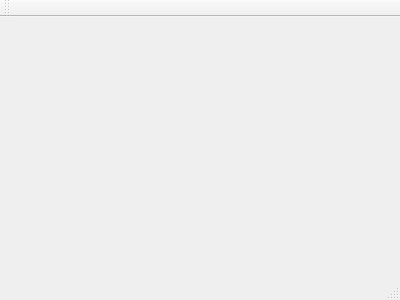
Qt form LoLUpdater/mainwindow.ui (sdlylshl/LoLUpdater) before a commit.
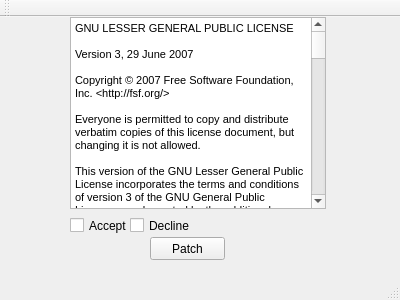
The same form after that commit.

Commit message: Basic design: Licence + button

Diff of the .ui file:
```diff
--- a/LoLUpdater/mainwindow.ui
+++ b/LoLUpdater/mainwindow.ui
@@ -12,13 +12,149 @@
   <property name="windowTitle" >
    <string>MainWindow</string>
   </property>
-  <widget class="QMenuBar" name="menuBar" />
-  <widget class="QToolBar" name="mainToolBar" />
-  <widget class="QWidget" name="centralWidget" />
-  <widget class="QStatusBar" name="statusBar" />
+  <widget class="QWidget" name="centralWidget">
+   <widget class="QPushButton" name="pushButton">
+    <property name="geometry">
+     <rect>
+      <x>150</x>
+      <y>220</y>
+      <width>75</width>
+      <height>23</height>
+     </rect>
+    </property>
+    <property name="text">
+     <string>Patch</string>
+    </property>
+   </widget>
+   <widget class="QTextBrowser" name="textBrowser">
+    <property name="geometry">
+     <rect>
+      <x>70</x>
+      <y>0</y>
+      <width>256</width>
+      <height>192</height>
+     </rect>
+    </property>
+    <property name="html">
+     <string>&lt;!DOCTYPE HTML PUBLIC &quot;-//W3C//DTD HTML 4.0//EN&quot; &quot;http://www.w3.org/TR/REC-html40/strict.dtd&quot;&gt;
+&lt;html&gt;&lt;head&gt;&lt;meta name=&quot;qrichtext&quot; content=&quot;1&quot; /&gt;&lt;style type=&quot;text/css&quot;&gt;
+p, li { white-space: pre-wrap; }
+&lt;/style&gt;&lt;/head&gt;&lt;body style=&quot; font-family:'MS Shell Dlg 2'; font-size:8.25pt; font-weight:400; font-style:normal;&quot;&gt;
+&lt;p style=&quot; margin-top:0px; margin-bottom:0px; margin-left:0px; margin-right:0px; -qt-block-indent:0; text-indent:0px;&quot;&gt;GNU LESSER GENERAL PUBLIC LICENSE&lt;/p&gt;
+&lt;p style=&quot;-qt-paragraph-type:empty; margin-top:0px; margin-bottom:0px; margin-left:0px; margin-right:0px; -qt-block-indent:0; text-indent:0px;&quot;&gt;&lt;br /&gt;&lt;/p&gt;
+&lt;p style=&quot; margin-top:0px; margin-bottom:0px; margin-left:0px; margin-right:0px; -qt-block-indent:0; text-indent:0px;&quot;&gt;Version 3, 29 June 2007&lt;/p&gt;
+&lt;p style=&quot;-qt-paragraph-type:empty; margin-top:0px; margin-bottom:0px; margin-left:0px; margin-right:0px; -qt-block-indent:0; text-indent:0px;&quot;&gt;&lt;br /&gt;&lt;/p&gt;
+&lt;p style=&quot; margin-top:0px; margin-bottom:0px; margin-left:0px; margin-right:0px; -qt-block-indent:0; text-indent:0px;&quot;&gt;Copyright © 2007 Free Software Foundation, Inc. &amp;lt;http://fsf.org/&amp;gt;&lt;/p&gt;
+&lt;p style=&quot;-qt-paragraph-type:empty; margin-top:0px; margin-bottom:0px; margin-left:0px; margin-right:0px; -qt-block-indent:0; text-indent:0px;&quot;&gt;&lt;br /&gt;&lt;/p&gt;
+&lt;p style=&quot; margin-top:0px; margin-bottom:0px; margin-left:0px; margin-right:0px; -qt-block-indent:0; text-indent:0px;&quot;&gt;Everyone is permitted to copy and distribute verbatim copies of this license document, but changing it is not allowed.&lt;/p&gt;
+&lt;p style=&quot;-qt-paragraph-type:empty; margin-top:0px; margin-bottom:0px; margin-left:0px; margin-right:0px; -qt-block-indent:0; text-indent:0px;&quot;&gt;&lt;br /&gt;&lt;/p&gt;
+&lt;p style=&quot; margin-top:0px; margin-bottom:0px; margin-left:0px; margin-right:0px; -qt-block-indent:0; text-indent:0px;&quot;&gt;This version of the GNU Lesser General Public License incorporates the terms and conditions of version 3 of the GNU General Public License, supplemented by the additional permissions listed below.&lt;/p&gt;
+&lt;p style=&quot; margin-top:0px; margin-bottom:0px; margin-left:0px; margin-right:0px; -qt-block-indent:0; text-indent:0px;&quot;&gt;0. Additional Definitions.&lt;/p&gt;
+&lt;p style=&quot;-qt-paragraph-type:empty; margin-top:0px; margin-bottom:0px; margin-left:0px; margin-right:0px; -qt-block-indent:0; text-indent:0px;&quot;&gt;&lt;br /&gt;&lt;/p&gt;
+&lt;p style=&quot; margin-top:0px; margin-bottom:0px; margin-left:0px; margin-right:0px; -qt-block-indent:0; text-indent:0px;&quot;&gt;As used herein, “this License” refers to version 3 of the GNU Lesser General Public License, and the “GNU GPL” refers to version 3 of the GNU General Public License.&lt;/p&gt;
+&lt;p style=&quot;-qt-paragraph-type:empty; margin-top:0px; margin-bottom:0px; margin-left:0px; margin-right:0px; -qt-block-indent:0; text-indent:0px;&quot;&gt;&lt;br /&gt;&lt;/p&gt;
+&lt;p style=&quot; margin-top:0px; margin-bottom:0px; margin-left:0px; margin-right:0px; -qt-block-indent:0; text-indent:0px;&quot;&gt;“The Library” refers to a covered work governed by this License, other than an Application or a Combined Work as defined below.&lt;/p&gt;
+&lt;p style=&quot;-qt-paragraph-type:empty; margin-top:0px; margin-bottom:0px; margin-left:0px; margin-right:0px; -qt-block-indent:0; text-indent:0px;&quot;&gt;&lt;br /&gt;&lt;/p&gt;
+&lt;p style=&quot; margin-top:0px; margin-bottom:0px; margin-left:0px; margin-right:0px; -qt-block-indent:0; text-indent:0px;&quot;&gt;An “Application” is any work that makes use of an interface provided by the Library, but which is not otherwise based on the Library. Defining a subclass of a class defined by the Library is deemed a mode of using an interface provided by the Library.&lt;/p&gt;
+&lt;p style=&quot;-qt-paragraph-type:empty; margin-top:0px; margin-bottom:0px; margin-left:0px; margin-right:0px; -qt-block-indent:0; text-indent:0px;&quot;&gt;&lt;br /&gt;&lt;/p&gt;
+&lt;p style=&quot; margin-top:0px; margin-bottom:0px; margin-left:0px; margin-right:0px; -qt-block-indent:0; text-indent:0px;&quot;&gt;A “Combined Work” is a work produced by combining or linking an Application with the Library. The particular version of the Library with which the Combined Work was made is also called the “Linked Version”.&lt;/p&gt;
+&lt;p style=&quot;-qt-paragraph-type:empty; margin-top:0px; margin-bottom:0px; margin-left:0px; margin-right:0px; -qt-block-indent:0; text-indent:0px;&quot;&gt;&lt;br /&gt;&lt;/p&gt;
+&lt;p style=&quot; margin-top:0px; margin-bottom:0px; margin-left:0px; margin-right:0px; -qt-block-indent:0; text-indent:0px;&quot;&gt;The “Minimal Corresponding Source” for a Combined Work means the Corresponding Source for the Combined Work, excluding any source code for portions of the Combined Work that, considered in isolation, are based on the Application, and not on the Linked Version.&lt;/p&gt;
+&lt;p style=&quot;-qt-paragraph-type:empty; margin-top:0px; margin-bottom:0px; margin-left:0px; margin-right:0px; -qt-block-indent:0; text-indent:0px;&quot;&gt;&lt;br /&gt;&lt;/p&gt;
+&lt;p style=&quot; margin-top:0px; margin-bottom:0px; margin-left:0px; margin-right:0px; -qt-block-indent:0; text-indent:0px;&quot;&gt;The “Corresponding Application Code” for a Combined Work means the object code and/or source code for the Application, including any data and utility programs needed for reproducing the Combined Work from the Application, but excluding the System Libraries of the Combined Work.&lt;/p&gt;
+&lt;p style=&quot; margin-top:0px; margin-bottom:0px; margin-left:0px; margin-right:0px; -qt-block-indent:0; text-indent:0px;&quot;&gt;1. Exception to Section 3 of the GNU GPL.&lt;/p&gt;
+&lt;p style=&quot;-qt-paragraph-type:empty; margin-top:0px; margin-bottom:0px; margin-left:0px; margin-right:0px; -qt-block-indent:0; text-indent:0px;&quot;&gt;&lt;br /&gt;&lt;/p&gt;
+&lt;p style=&quot; margin-top:0px; margin-bottom:0px; margin-left:0px; margin-right:0px; -qt-block-indent:0; text-indent:0px;&quot;&gt;You may convey a covered work under sections 3 and 4 of this License without being bound by section 3 of the GNU GPL.&lt;/p&gt;
+&lt;p style=&quot; margin-top:0px; margin-bottom:0px; margin-left:0px; margin-right:0px; -qt-block-indent:0; text-indent:0px;&quot;&gt;2. Conveying Modified Versions.&lt;/p&gt;
+&lt;p style=&quot;-qt-paragraph-type:empty; margin-top:0px; margin-bottom:0px; margin-left:0px; margin-right:0px; -qt-block-indent:0; text-indent:0px;&quot;&gt;&lt;br /&gt;&lt;/p&gt;
+&lt;p style=&quot; margin-top:0px; margin-bottom:0px; margin-left:0px; margin-right:0px; -qt-block-indent:0; text-indent:0px;&quot;&gt;If you modify a copy of the Library, and, in your modifications, a facility refers to a function or data to be supplied by an Application that uses the facility (other than as an argument passed when the facility is invoked), then you may convey a copy of the modified version:&lt;/p&gt;
+&lt;p style=&quot;-qt-paragraph-type:empty; margin-top:0px; margin-bottom:0px; margin-left:0px; margin-right:0px; -qt-block-indent:0; text-indent:0px;&quot;&gt;&lt;br /&gt;&lt;/p&gt;
+&lt;p style=&quot; margin-top:0px; margin-bottom:0px; margin-left:0px; margin-right:0px; -qt-block-indent:0; text-indent:0px;&quot;&gt;    a) under this License, provided that you make a good faith effort to ensure that, in the event an Application does not supply the function or data, the facility still operates, and performs whatever part of its purpose remains meaningful, or&lt;/p&gt;
+&lt;p style=&quot; margin-top:0px; margin-bottom:0px; margin-left:0px; margin-right:0px; -qt-block-indent:0; text-indent:0px;&quot;&gt;    b) under the GNU GPL, with none of the additional permissions of this License applicable to that copy.&lt;/p&gt;
+&lt;p style=&quot;-qt-paragraph-type:empty; margin-top:0px; margin-bottom:0px; margin-left:0px; margin-right:0px; -qt-block-indent:0; text-indent:0px;&quot;&gt;&lt;br /&gt;&lt;/p&gt;
+&lt;p style=&quot; margin-top:0px; margin-bottom:0px; margin-left:0px; margin-right:0px; -qt-block-indent:0; text-indent:0px;&quot;&gt;3. Object Code Incorporating Material from Library Header Files.&lt;/p&gt;
+&lt;p style=&quot;-qt-paragraph-type:empty; margin-top:0px; margin-bottom:0px; margin-left:0px; margin-right:0px; -qt-block-indent:0; text-indent:0px;&quot;&gt;&lt;br /&gt;&lt;/p&gt;
+&lt;p style=&quot; margin-top:0px; margin-bottom:0px; margin-left:0px; margin-right:0px; -qt-block-indent:0; text-indent:0px;&quot;&gt;The object code form of an Application may incorporate material from a header file that is part of the Library. You may convey such object code under terms of your choice, provided that, if the incorporated material is not limited to numerical parameters, data structure layouts and accessors, or small macros, inline functions and templates (ten or fewer lines in length), you do both of the following:&lt;/p&gt;
+&lt;p style=&quot;-qt-paragraph-type:empty; margin-top:0px; margin-bottom:0px; margin-left:0px; margin-right:0px; -qt-block-indent:0; text-indent:0px;&quot;&gt;&lt;br /&gt;&lt;/p&gt;
+&lt;p style=&quot; margin-top:0px; margin-bottom:0px; margin-left:0px; margin-right:0px; -qt-block-indent:0; text-indent:0px;&quot;&gt;    a) Give prominent notice with each copy of the object code that the Library is used in it and that the Library and its use are covered by this License.&lt;/p&gt;
+&lt;p style=&quot; margin-top:0px; margin-bottom:0px; margin-left:0px; margin-right:0px; -qt-block-indent:0; text-indent:0px;&quot;&gt;    b) Accompany the object code with a copy of the GNU GPL and this license document.&lt;/p&gt;
+&lt;p style=&quot;-qt-paragraph-type:empty; margin-top:0px; margin-bottom:0px; margin-left:0px; margin-right:0px; -qt-block-indent:0; text-indent:0px;&quot;&gt;&lt;br /&gt;&lt;/p&gt;
+&lt;p style=&quot; margin-top:0px; margin-bottom:0px; margin-left:0px; margin-right:0px; -qt-block-indent:0; text-indent:0px;&quot;&gt;4. Combined Works.&lt;/p&gt;
+&lt;p style=&quot;-qt-paragraph-type:empty; margin-top:0px; margin-bottom:0px; margin-left:0px; margin-right:0px; -qt-block-indent:0; text-indent:0px;&quot;&gt;&lt;br /&gt;&lt;/p&gt;
+&lt;p style=&quot; margin-top:0px; margin-bottom:0px; margin-left:0px; margin-right:0px; -qt-block-indent:0; text-indent:0px;&quot;&gt;You may convey a Combined Work under terms of your choice that, taken together, effectively do not restrict modification of the portions of the Library contained in the Combined Work and reverse engineering for debugging such modifications, if you also do each of the following:&lt;/p&gt;
+&lt;p style=&quot;-qt-paragraph-type:empty; margin-top:0px; margin-bottom:0px; margin-left:0px; margin-right:0px; -qt-block-indent:0; text-indent:0px;&quot;&gt;&lt;br /&gt;&lt;/p&gt;
+&lt;p style=&quot; margin-top:0px; margin-bottom:0px; margin-left:0px; margin-right:0px; -qt-block-indent:0; text-indent:0px;&quot;&gt;    a) Give prominent notice with each copy of the Combined Work that the Library is used in it and that the Library and its use are covered by this License.&lt;/p&gt;
+&lt;p style=&quot; margin-top:0px; margin-bottom:0px; margin-left:0px; margin-right:0px; -qt-block-indent:0; text-indent:0px;&quot;&gt;    b) Accompany the Combined Work with a copy of the GNU GPL and this license document.&lt;/p&gt;
+&lt;p style=&quot; margin-top:0px; margin-bottom:0px; margin-left:0px; margin-right:0px; -qt-block-indent:0; text-indent:0px;&quot;&gt;    c) For a Combined Work that displays copyright notices during execution, include the copyright notice for the Library among these notices, as well as a reference directing the user to the copies of the GNU GPL and this license document.&lt;/p&gt;
+&lt;p style=&quot; margin-top:0px; margin-bottom:0px; margin-left:0px; margin-right:0px; -qt-block-indent:0; text-indent:0px;&quot;&gt;    d) Do one of the following:&lt;/p&gt;
+&lt;p style=&quot; margin-top:0px; margin-bottom:0px; margin-left:0px; margin-right:0px; -qt-block-indent:0; text-indent:0px;&quot;&gt;        0) Convey the Minimal Corresponding Source under the terms of this License, and the Corresponding Application Code in a form suitable for, and under terms that permit, the user to recombine or relink the Application with a modified version of the Linked Version to produce a modified Combined Work, in the manner specified by section 6 of the GNU GPL for conveying Corresponding Source.&lt;/p&gt;
+&lt;p style=&quot; margin-top:0px; margin-bottom:0px; margin-left:0px; margin-right:0px; -qt-block-indent:0; text-indent:0px;&quot;&gt;        1) Use a suitable shared library mechanism for linking with the Library. A suitable mechanism is one that (a) uses at run time a copy of the Library already present on the user's computer system, and (b) will operate properly with a modified version of the Library that is interface-compatible with the Linked Version.&lt;/p&gt;
+&lt;p style=&quot; margin-top:0px; margin-bottom:0px; margin-left:0px; margin-right:0px; -qt-block-indent:0; text-indent:0px;&quot;&gt;    e) Provide Installation Information, but only if you would otherwise be required to provide such information under section 6 of the GNU GPL, and only to the extent that such information is necessary to install and execute a modified version of the Combined Work produced by recombining or relinking the Application with a modified version of the Linked Version. (If you use option 4d0, the Installation Information must accompany the Minimal Corresponding Source and Corresponding Application Code. If you use option 4d1, you must provide the Installation Information in the manner specified by section 6 of the GNU GPL for conveying Corresponding Source.)&lt;/p&gt;
+&lt;p style=&quot;-qt-paragraph-type:empty; margin-top:0px; margin-bottom:0px; margin-left:0px; margin-right:0px; -qt-block-indent:0; text-indent:0px;&quot;&gt;&lt;br /&gt;&lt;/p&gt;
+&lt;p style=&quot; margin-top:0px; margin-bottom:0px; margin-left:0px; margin-right:0px; -qt-block-indent:0; text-indent:0px;&quot;&gt;5. Combined Libraries.&lt;/p&gt;
+&lt;p style=&quot;-qt-paragraph-type:empty; margin-top:0px; margin-bottom:0px; margin-left:0px; margin-right:0px; -qt-block-indent:0; text-indent:0px;&quot;&gt;&lt;br /&gt;&lt;/p&gt;
+&lt;p style=&quot; margin-top:0px; margin-bottom:0px; margin-left:0px; margin-right:0px; -qt-block-indent:0; text-indent:0px;&quot;&gt;You may place library facilities that are a work based on the Library side by side in a single library together with other library facilities that are not Applications and are not covered by this License, and convey such a combined library under terms of your choice, if you do both of the following:&lt;/p&gt;
+&lt;p style=&quot;-qt-paragraph-type:empty; margin-top:0px; margin-bottom:0px; margin-left:0px; margin-right:0px; -qt-block-indent:0; text-indent:0px;&quot;&gt;&lt;br /&gt;&lt;/p&gt;
+&lt;p style=&quot; margin-top:0px; margin-bottom:0px; margin-left:0px; margin-right:0px; -qt-block-indent:0; text-indent:0px;&quot;&gt;    a) Accompany the combined library with a copy of the same work based on the Library, uncombined with any other library facilities, conveyed under the terms of this License.&lt;/p&gt;
+&lt;p style=&quot; margin-top:0px; margin-bottom:0px; margin-left:0px; margin-right:0px; -qt-block-indent:0; text-indent:0px;&quot;&gt;    b) Give prominent notice with the combined library that part of it is a work based on the Library, and explaining where to find the accompanying uncombined form of the same work.&lt;/p&gt;
+&lt;p style=&quot;-qt-paragraph-type:empty; margin-top:0px; margin-bottom:0px; margin-left:0px; margin-right:0px; -qt-block-indent:0; text-indent:0px;&quot;&gt;&lt;br /&gt;&lt;/p&gt;
+&lt;p style=&quot; margin-top:0px; margin-bottom:0px; margin-left:0px; margin-right:0px; -qt-block-indent:0; text-indent:0px;&quot;&gt;6. Revised Versions of the GNU Lesser General Public License.&lt;/p&gt;
+&lt;p style=&quot;-qt-paragraph-type:empty; margin-top:0px; margin-bottom:0px; margin-left:0px; margin-right:0px; -qt-block-indent:0; text-indent:0px;&quot;&gt;&lt;br /&gt;&lt;/p&gt;
+&lt;p style=&quot; margin-top:0px; margin-bottom:0px; margin-left:0px; margin-right:0px; -qt-block-indent:0; text-indent:0px;&quot;&gt;The Free Software Foundation may publish revised and/or new versions of the GNU Lesser General Public License from time to time. Such new versions will be similar in spirit to the present version, but may differ in detail to address new problems or concerns.&lt;/p&gt;
+&lt;p style=&quot;-qt-paragraph-type:empty; margin-top:0px; margin-bottom:0px; margin-left:0px; margin-right:0px; -qt-block-indent:0; text-indent:0px;&quot;&gt;&lt;br /&gt;&lt;/p&gt;
+&lt;p style=&quot; margin-top:0px; margin-bottom:0px; margin-left:0px; margin-right:0px; -qt-block-indent:0; text-indent:0px;&quot;&gt;Each version is given a distinguishing version number. If the Library as you received it specifies that a certain numbered version of the GNU Lesser General Public License “or any later version” applies to it, you have the option of following the terms and conditions either of that published version or of any later version published by the Free Software Foundation. If the Library as you received it does not specify a version number of the GNU Lesser General Public License, you may choose any version of the GNU Lesser General Public License ever published by the Free Software Foundation.&lt;/p&gt;
+&lt;p style=&quot;-qt-paragraph-type:empty; margin-top:0px; margin-bottom:0px; margin-left:0px; margin-right:0px; -qt-block-indent:0; text-indent:0px;&quot;&gt;&lt;br /&gt;&lt;/p&gt;
+&lt;p style=&quot; margin-top:0px; margin-bottom:0px; margin-left:0px; margin-right:0px; -qt-block-indent:0; text-indent:0px;&quot;&gt;If the Library as you received it specifies that a proxy can decide whether future versions of the GNU Lesser General Public License shall apply, that proxy's public statement of acceptance of any version is permanent authorization for you to choose that version for the Library.&lt;/p&gt;&lt;/body&gt;&lt;/html&gt;</string>
+    </property>
+   </widget>
+   <widget class="QCheckBox" name="checkBox">
+    <property name="geometry">
+     <rect>
+      <x>70</x>
+      <y>200</y>
+      <width>70</width>
+      <height>17</height>
+     </rect>
+    </property>
+    <property name="text">
+     <string>Accept</string>
+    </property>
+   </widget>
+   <widget class="QCheckBox" name="checkBox_2">
+    <property name="geometry">
+     <rect>
+      <x>130</x>
+      <y>200</y>
+      <width>70</width>
+      <height>17</height>
+     </rect>
+    </property>
+    <property name="text">
+     <string>Decline</string>
+    </property>
+   </widget>
+  </widget>
+  <widget class="QMenuBar" name="menuBar">
+   <property name="geometry">
+    <rect>
+     <x>0</x>
+     <y>0</y>
+     <width>400</width>
+     <height>21</height>
+    </rect>
+   </property>
+  </widget>
+  <widget class="QToolBar" name="mainToolBar">
+   <attribute name="toolBarArea">
+    <enum>TopToolBarArea</enum>
+   </attribute>
+   <attribute name="toolBarBreak">
+    <bool>false</bool>
+   </attribute>
+  </widget>
+  <widget class="QStatusBar" name="statusBar"/>
  </widget>
- <layoutDefault spacing="6" margin="11" />
- <pixmapfunction></pixmapfunction>
+ <layoutdefault spacing="6" margin="11"/>
  <resources/>
  <connections/>
 </ui>
```
Left out of the diff: 7 changed lines with no effect on the pictures.
